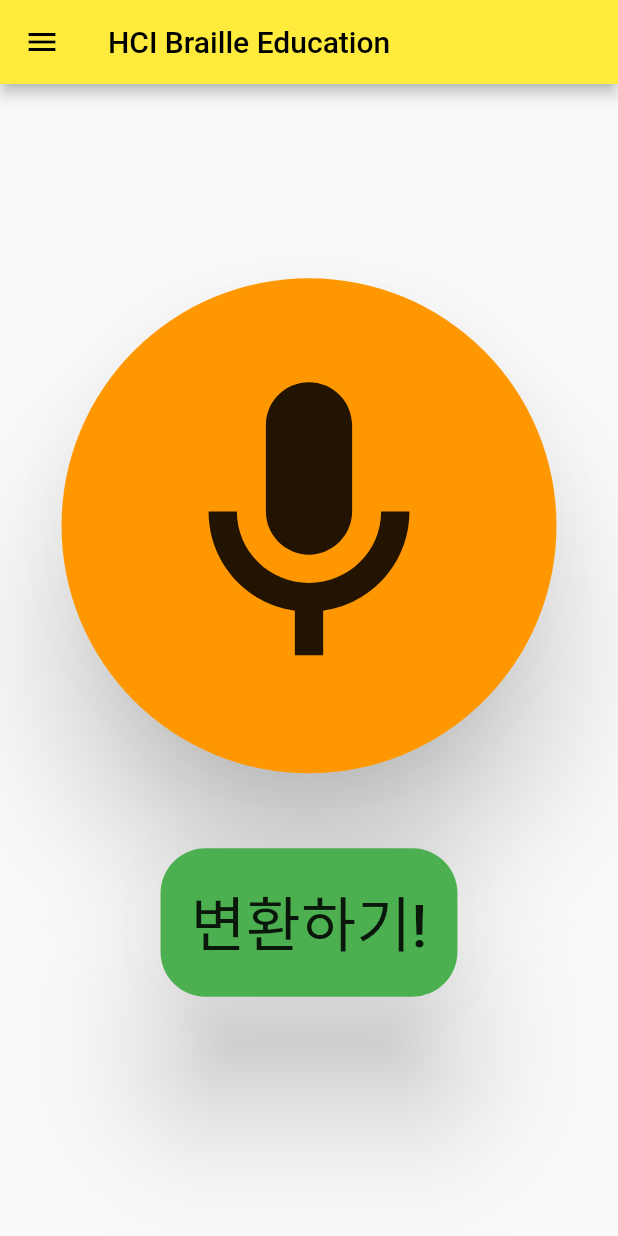
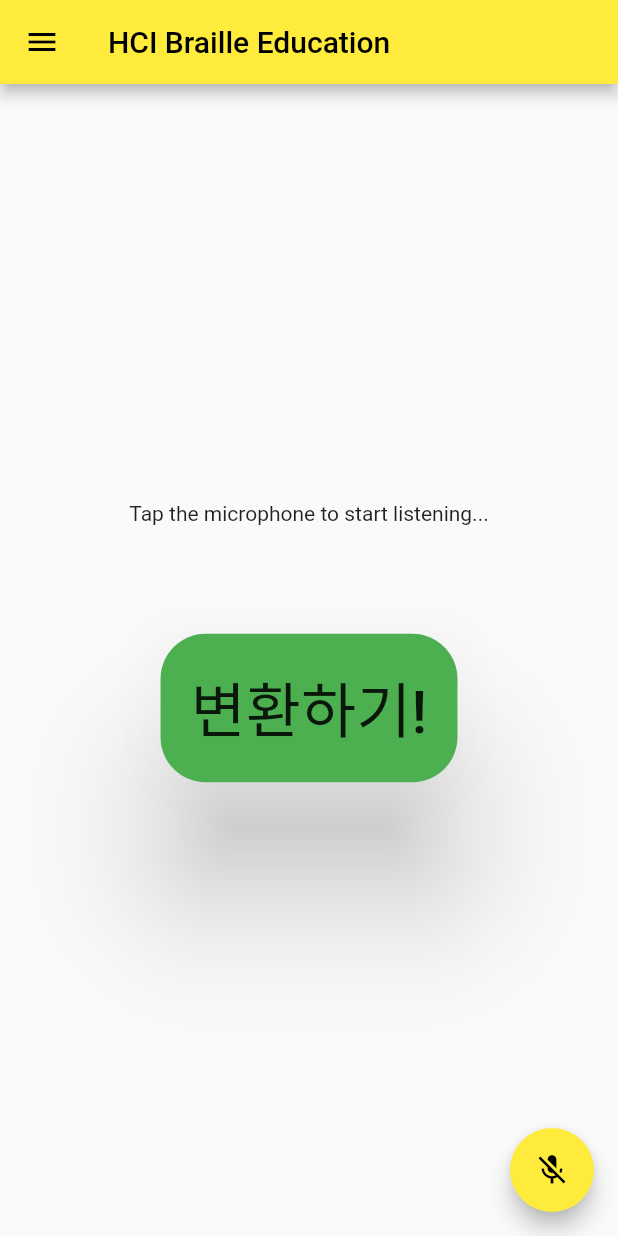
Before and after one commit to AshgrayIM/KU_hci_project, a Flutter app: the screen it shows after launch, after a tap on "점자 변환", on a phone screen of 412 x 824 dp. Run offline on Flutter 3.47's test engine with Material 2 defaults, Android fonts, the phone set to English and light mode, and no system bars; our stand-ins replace audioplayers, flutter_tts, page_transition, permission_handler, speech_to_text, vibration; Roboto replaces fonts that are missing (Gugi).

Commit message:
stt 구현

```diff
--- a/hci_project_temp/lib/mode2.dart
+++ b/hci_project_temp/lib/mode2.dart
@@ -3,41 +3,89 @@ import 'dart:developer';
 import 'package:flutter/material.dart';
 import 'package:hci_project_temp/mode22.dart';
 import 'drawer.dart';
-import 'package:speech_to_text/speech_to_text.dart' as stt;
+import 'package:speech_to_text/speech_to_text.dart';
+import 'package:speech_to_text/speech_recognition_result.dart';
 class MyMode2 extends StatefulWidget{
   @override
   _MyMode2State createState() => _MyMode2State();
 }
 class _MyMode2State extends State<MyMode2>{
+  SpeechToText _speechToText = SpeechToText();
+  bool _speechEnabled = false;
+  String _lastWords = '';
   var word = "야";
+
+  void initState() {
+    super.initState();
+    _initSpeech();
+  }
+
+  /// This has to happen only once per app
+  void _initSpeech() async {
+    _speechEnabled = await _speechToText.initialize();
+    setState(() {});
+  }
+
+  /// Each time to start a speech recognition session
+  void _startListening() async {
+    await _speechToText.listen(onResult: _onSpeechResult);
+    setState(() {});
+  }
+
+  /// Manually stop the active speech recognition session
+  /// Note that there are also timeouts that each platform enforces
+  /// and the SpeechToText plugin supports setting timeouts on the
+  /// listen method.
+  void _stopListening() async {
+    await _speechToText.stop();
+    setState(() {});
+  }
+
+  /// This is the callback that the SpeechToText plugin calls when
+  /// the platform returns recognized words.
+  void _onSpeechResult(SpeechRecognitionResult result) {
+    setState(() {
+      _lastWords = result.recognizedWords;
+    });
+  }
+
   @override
   Widget build(BuildContext context){
     return Scaffold(
       appBar: AppBar(title: Text('HCI Braille Education'),),
       drawer: MyDrawer(),
+      floatingActionButton: FloatingActionButton(
+    onPressed:
+    // If not yet listening for speech start, otherwise stop
+    _speechToText.isNotListening ? _startListening : _stopListening,
+      tooltip: 'Listen',
+      child: Icon(_speechToText.isNotListening ? Icons.mic_off : Icons.mic),
+    ),
       body: Center(
         child: Column(
           mainAxisAlignment: MainAxisAlignment.center,
           children: [
             Container(
-              margin: EdgeInsets.all(10.0),
-              child: RaisedButton(
-                onPressed: (){
-                  _speechToText();
-                },
-                child: Icon(Icons.mic_outlined, size: 230.0,),
-                padding: EdgeInsets.all(50.0),
-                shape: CircleBorder(),
-                elevation: 40.0,
-                color: Colors.orange,
-                highlightColor: Colors.red,
+              padding: EdgeInsets.all(16),
+              child: Text(
+                // If listening is active show the recognized words
+                _speechToText.isListening
+                    ? '$_lastWords'
+                // If listening isn't active but could be tell the user
+                // how to start it, otherwise indicate that speech
+                // recognition is not yet ready or not supported on
+                // the target device
+                    : _speechEnabled
+                    ? 'Tap the microphone to start listening...'
+                    : 'Speech not available',
               ),
             ),
+            Text(_lastWords),
             Container(
               margin: EdgeInsets.all(40.0),
               child: RaisedButton(
                 onPressed: (){
-                  Navigator.push(context, MaterialPageRoute(builder: (context)=>MyMode22(word,0)));
+                  Navigator.push(context, MaterialPageRoute(builder: (context)=>MyMode22(_lastWords,0)));
                 },
                 child: Text("변환하기!",style: TextStyle(fontSize: 40.0,),textAlign:TextAlign.center,),
                 padding: EdgeInsets.all(20.0),
@@ -51,14 +99,4 @@ class _MyMode2State extends State<MyMode2>{
       ),
     );
   }
-  void _speechToText() async{
-    final speech = stt.SpeechToText();
-    bool available = await speech.initialize( onStatus: (s){log("initialized!");}, onError: (s){log("unable to initialize");} );
-    if ( available ) {
-      speech.listen( onResult: (result){ word = result.recognizedWords;} );
-    }
-    else {
-      print("The user has denied the use of speech recognition.");
-    }
-  }
 }
--- a/hci_project_temp/lib/mode22.dart
+++ b/hci_project_temp/lib/mode22.dart
@@ -103,6 +103,7 @@ class _MyMode22State extends State<MyMode22>{
                 ),
               ],
             ),
+            Text("단어 : " + word),
           ],
         ),
       ),
```
